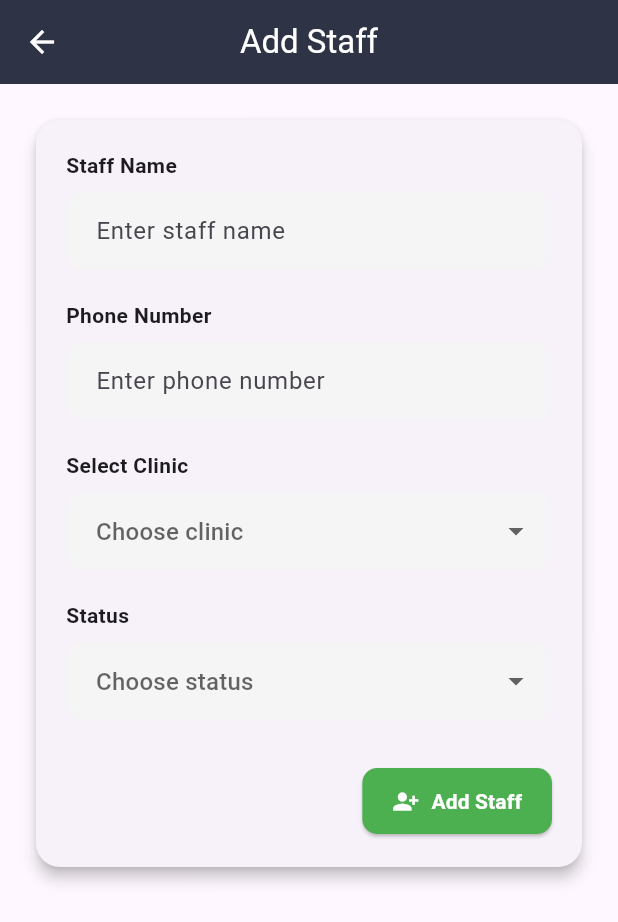
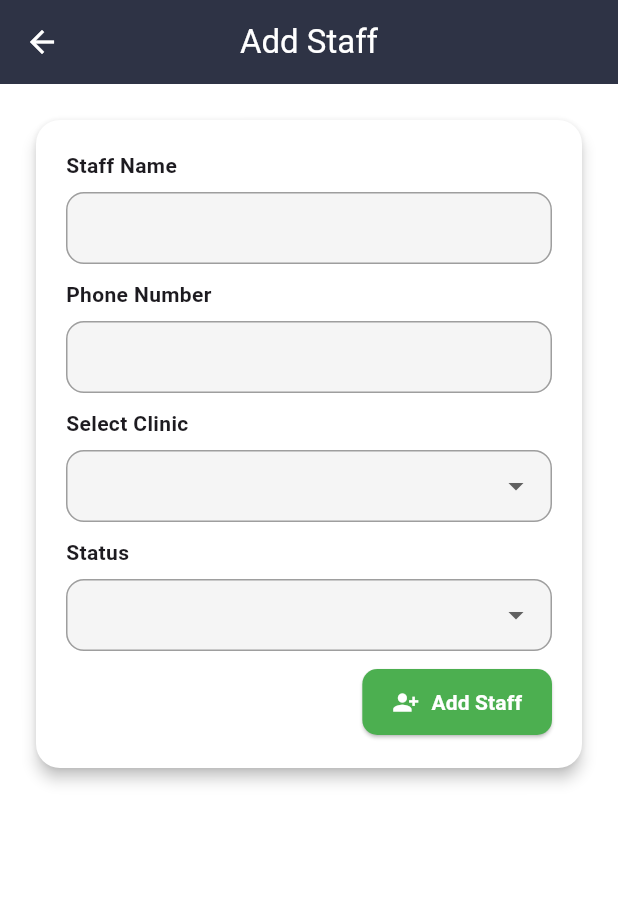
Before and after one commit to Suraj6624/testapp, a Flutter app: the AddStaffPage screen opened directly, on a phone screen of 412 x 824 dp. Shown: the top 922 px of the screen. Run offline on Flutter 3.47's test engine with Material 3 defaults, Android fonts, the phone set to English and light mode, and no system bars; our stand-ins replace dio.

Commit message:
10june2025

```diff
--- a/lib/add_staff.dart
+++ b/lib/add_staff.dart
@@ -19,13 +19,20 @@ class _AddStaffPageState extends State<AddStaffPage> {
 
   InputDecoration _inputDecoration(String hint) {
     return InputDecoration(
-      hintText: hint,
       filled: true,
       fillColor: Colors.grey[100],
-      contentPadding: const EdgeInsets.symmetric(vertical: 14, horizontal: 16),
+      contentPadding: const EdgeInsets.symmetric(vertical: 12, horizontal: 14),
       border: OutlineInputBorder(
         borderRadius: BorderRadius.circular(12),
-        borderSide: BorderSide.none,
+        borderSide: const BorderSide(color: Colors.grey, width: 1.0),
+      ),
+      enabledBorder: OutlineInputBorder(
+        borderRadius: BorderRadius.circular(12),
+        borderSide: const BorderSide(color: Colors.grey, width: 1.0),
+      ),
+      focusedBorder: OutlineInputBorder(
+        borderRadius: BorderRadius.circular(12),
+        borderSide: const BorderSide(color: Colors.blue, width: 1.5),
       ),
     );
   }
@@ -33,15 +40,18 @@ class _AddStaffPageState extends State<AddStaffPage> {
   @override
   Widget build(BuildContext context) {
     return Scaffold(
+      backgroundColor: Colors.white, // Set background to white
       appBar: AppBar(
         title: const Text("Add Staff"),
         backgroundColor: const Color.fromRGBO(46, 51, 69, 1),
         foregroundColor: Colors.white,
         centerTitle: true,
       ),
-      body: SingleChildScrollView(
+      body: SafeArea(
+        child: SingleChildScrollView(
           padding: const EdgeInsets.all(20),
           child: Card(
+            color: Colors.white, // Set card background to white
             elevation: 4,
             shape: RoundedRectangleBorder(
               borderRadius: BorderRadius.circular(16),
@@ -63,9 +73,11 @@ class _AddStaffPageState extends State<AddStaffPage> {
                       decoration: _inputDecoration("Enter staff name"),
                       validator:
                           (value) =>
-                            value == null || value.isEmpty ? "Required" : null,
+                              value == null || value.isEmpty
+                                  ? "Required"
+                                  : null,
                     ),
-                  const SizedBox(height: 20),
+                    const SizedBox(height: 10),
                     const Text(
                       "Phone Number",
                       style: TextStyle(fontWeight: FontWeight.w600),
@@ -75,22 +87,28 @@ class _AddStaffPageState extends State<AddStaffPage> {
                       controller: _phoneController,
                       keyboardType: TextInputType.phone,
                       decoration: _inputDecoration("Enter phone number"),
-                    validator:
-                        (value) =>
-                            value == null || value.isEmpty ? "Required" : null,
+                      validator: (value) {
+                        if (value == null || value.isEmpty) return "Required";
+                        if (!RegExp(r'^[0-9]{10}$').hasMatch(value)) {
+                          return "Enter valid 10-digit phone number";
+                        }
+                        return null;
+                      },
                     ),
-                  const SizedBox(height: 20),
+                    const SizedBox(height: 10),
                     const Text(
                       "Select Clinic",
                       style: TextStyle(fontWeight: FontWeight.w600),
                     ),
                     const SizedBox(height: 8),
                     DropdownButtonFormField<String>(
+                      isExpanded: true,
                       value: _selectedClinic,
                       items:
                           clinics
                               .map(
-                              (c) => DropdownMenuItem(value: c, child: Text(c)),
+                                (c) =>
+                                    DropdownMenuItem(value: c, child: Text(c)),
                               )
                               .toList(),
                       onChanged:
@@ -98,18 +116,20 @@ class _AddStaffPageState extends State<AddStaffPage> {
                       decoration: _inputDecoration("Choose clinic"),
                       validator: (value) => value == null ? "Required" : null,
                     ),
-                  const SizedBox(height: 20),
+                    const SizedBox(height: 10),
                     const Text(
                       "Status",
                       style: TextStyle(fontWeight: FontWeight.w600),
                     ),
                     const SizedBox(height: 8),
                     DropdownButtonFormField<String>(
+                      isExpanded: true,
                       value: _selectedStatus,
                       items:
                           statuses
                               .map(
-                              (s) => DropdownMenuItem(value: s, child: Text(s)),
+                                (s) =>
+                                    DropdownMenuItem(value: s, child: Text(s)),
                               )
                               .toList(),
                       onChanged:
@@ -117,7 +137,7 @@ class _AddStaffPageState extends State<AddStaffPage> {
                       decoration: _inputDecoration("Choose status"),
                       validator: (value) => value == null ? "Required" : null,
                     ),
-                  const SizedBox(height: 30),
+                    const SizedBox(height: 10),
                     Align(
                       alignment: Alignment.bottomRight,
                       child: ElevatedButton.icon(
@@ -160,6 +180,7 @@ class _AddStaffPageState extends State<AddStaffPage> {
             ),
           ),
         ),
+      ),
     );
   }
 }
--- a/lib/manage_clinic_page.dart
+++ b/lib/manage_clinic_page.dart
@@ -28,10 +28,12 @@ class ManageClinicPage extends StatelessWidget {
         backgroundColor: Color.fromRGBO(46, 51, 69, 1.0),
         iconTheme: IconThemeData(color: Colors.white),
       ),
+      backgroundColor: Colors.white,
       body: Padding(
         padding: const EdgeInsets.all(20),
 
         child: Card(
+          color: Colors.white,
           shape: RoundedRectangleBorder(
             borderRadius: BorderRadius.circular(16),
           ),
--- /dev/null
+++ b/lib/slide_transition.dart
@@ -0,0 +1,23 @@
+// slide_transition_builder.dart
+import 'package:flutter/material.dart';
+
+class SlideRightTransitionBuilder extends PageTransitionsBuilder {
+  const SlideRightTransitionBuilder();
+
+  @override
+  Widget buildTransitions<T>(
+    PageRoute<T> route,
+    BuildContext context,
+    Animation<double> animation,
+    Animation<double> secondaryAnimation,
+    Widget child,
+  ) {
+    const begin = Offset(1.0, 0.0); // Right to left
+    const end = Offset.zero;
+    const curve = Curves.ease;
+
+    final tween = Tween(begin: begin, end: end).chain(CurveTween(curve: curve));
+
+    return SlideTransition(position: animation.drive(tween), child: child);
+  }
+}
```
Also changed, not shown: lib/docsarthi.dart (+10 -5 lines), lib/main.dart (+12 -2 lines), lib/registration_page.dart (added, +341 -0 lines), lib/splacescreen.dart (added, +41 -0 lines), lib/staffs.dart (+8 -10 lines), lib/subscription_page.dart (+5 -2 lines). Lines whose indentation alone changed are shown as unchanged.
